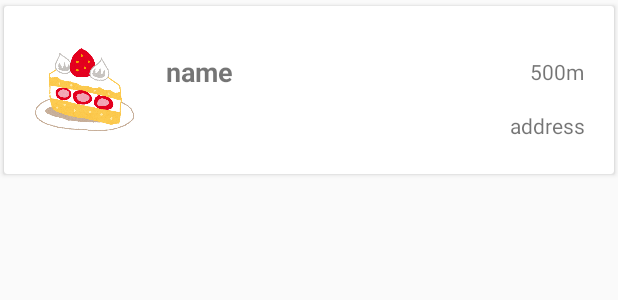
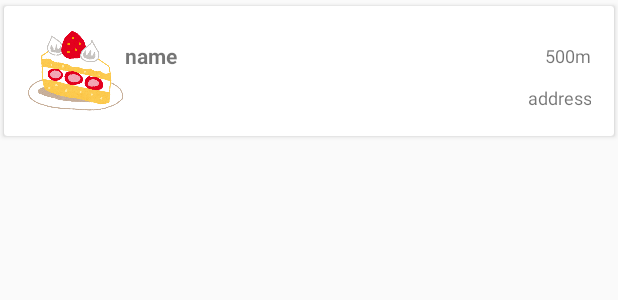
Before and after one commit to katsuhito123/spajam-sweets_kun, an Android app: the layout shops_list_sub.xml on its own in the app's theme, with its tools: preview values and no code run, on a phone screen of 412 x 824 dp. Shown: the top 300 px of the screen. Run offline under Robolectric (Android 15) with nearby library versions, the phone set to English and light mode, and no system bars.

Commit message:
fix shop list

```diff
--- a/app/src/main/res/layout/shops_list_sub.xml
+++ b/app/src/main/res/layout/shops_list_sub.xml
@@ -10,7 +10,7 @@
         android:layout_height="match_parent"
         android:layout_weight="1"
         app:cardUseCompatPadding="true"
-        app:contentPadding="20dp">
+        app:contentPadding="15dp">
 
         <LinearLayout
             android:layout_width="match_parent"
@@ -19,8 +19,8 @@
 
             <ImageView
                 android:id="@+id/imageView"
-                android:layout_width="68dp"
-                android:layout_height="72dp"
+                android:layout_width="65dp"
+                android:layout_height="56dp"
                 app:srcCompat="@drawable/cake" />
 
             <LinearLayout
@@ -37,13 +37,11 @@
 
                     <TextView
                         android:id="@+id/shopName"
-                        android:layout_width="212dp"
-                        android:layout_height="48dp"
+                        android:layout_width="191dp"
+                        android:layout_height="36dp"
                         android:gravity="center_vertical"
-                        android:paddingLeft="20dp"
                         android:text="name"
-                        android:textAlignment="viewStart"
-                        android:textSize="18sp"
+                        android:textSize="14sp"
                         android:textStyle="bold" />
 
                     <TextView
@@ -53,7 +51,8 @@
                         android:gravity="center_vertical"
                         android:paddingLeft="20dp"
                         android:text="500m"
-                        android:textAlignment="textEnd" />
+                        android:textAlignment="textEnd"
+                        android:textSize="12sp" />
 
                 </LinearLayout>
 
@@ -64,7 +63,8 @@
                     android:gravity="center_vertical"
                     android:paddingLeft="20dp"
                     android:text="address"
-                    android:textAlignment="textEnd" />
+                    android:textAlignment="textEnd"
+                    android:textSize="12sp" />
             </LinearLayout>
 
         </LinearLayout>
```
